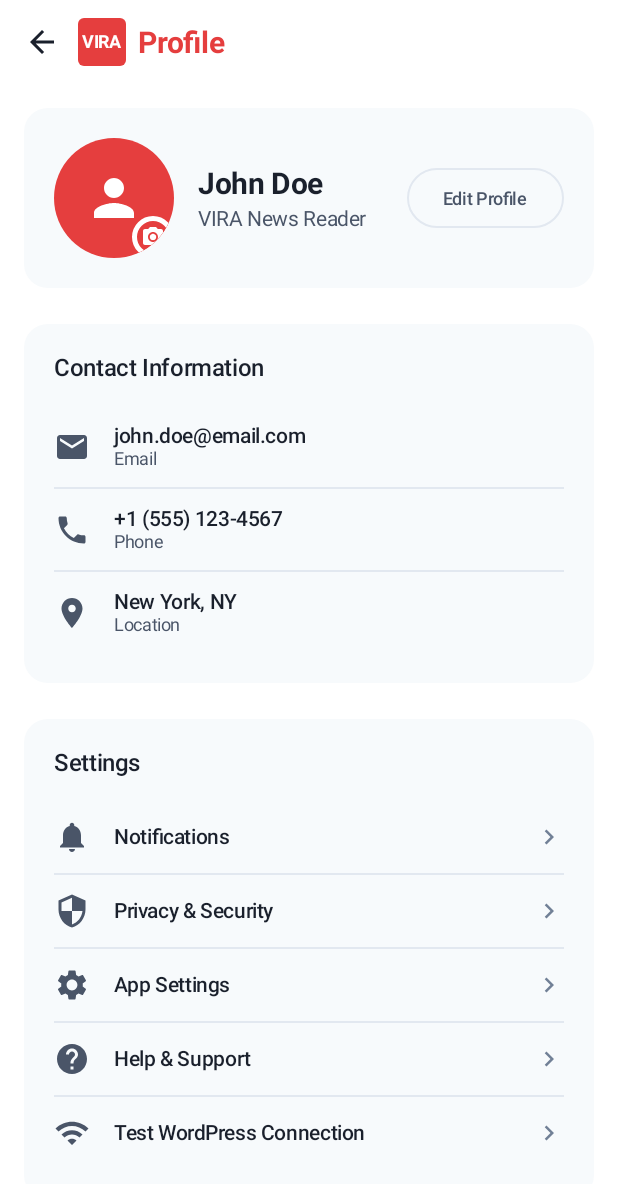
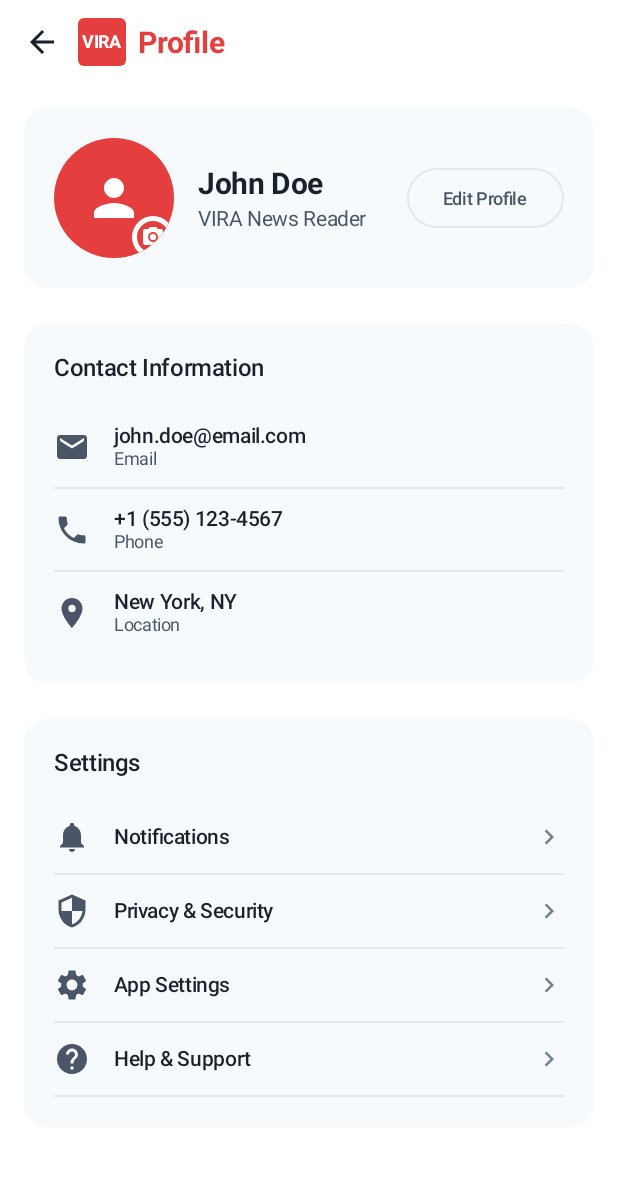
Before and after one commit to InshaadMerchant/Vira-Broadcasting-Android-App, an Android app built with Jetpack Compose: the ProfileScreen screen opened through its navigation route, on a phone screen of 412 x 824 dp. Shown: the top 1184 px of the screen. Run offline under Robolectric (Android 15) with nearby library versions, the phone set to English and light mode, and no system bars; pictures from the network do not load.

Commit message:
WordPress Test removed from Profile

```diff
--- a/app/build.gradle.kts
+++ b/app/build.gradle.kts
@@ -40,6 +40,10 @@ android {
 }
 
 dependencies {
+
+    implementation("com.squareup.retrofit2:retrofit:2.9.0")
+    implementation("com.squareup.retrofit2:converter-gson:2.9.0")
+    implementation("androidx.recyclerview:recyclerview:1.2.1")
 
     implementation(libs.androidx.core.ktx)
     implementation(libs.androidx.lifecycle.runtime.ktx)
--- /dev/null
+++ b/app/src/main/java/com/example/viraapp/ui/theme/Type.kt
@@ -0,0 +1,34 @@
+package com.example.viraapp.ui.theme
+
+import androidx.compose.material3.Typography
+import androidx.compose.ui.text.TextStyle
+import androidx.compose.ui.text.font.FontFamily
+import androidx.compose.ui.text.font.FontWeight
+import androidx.compose.ui.unit.sp
+
+// Set of Material typography styles to start with
+val Typography = Typography(
+    bodyLarge = TextStyle(
+        fontFamily = FontFamily.Default,
+        fontWeight = FontWeight.Normal,
+        fontSize = 16.sp,
+        lineHeight = 24.sp,
+        letterSpacing = 0.5.sp
+    )
+    /* Other default text styles to override
+    titleLarge = TextStyle(
+        fontFamily = FontFamily.Default,
+        fontWeight = FontWeight.Normal,
+        fontSize = 22.sp,
+        lineHeight = 28.sp,
+        letterSpacing = 0.sp
+    ),
+    labelSmall = TextStyle(
+        fontFamily = FontFamily.Default,
+        fontWeight = FontWeight.Medium,
+        fontSize = 11.sp,
+        lineHeight = 16.sp,
+        letterSpacing = 0.5.sp
+    )
+    */
+)
--- a/app/src/main/java/com/example/virabroadcasting_android/config/AppConfig.kt
+++ b/app/src/main/java/com/example/virabroadcasting_android/config/AppConfig.kt
@@ -4,7 +4,7 @@ object AppConfig {
 
     // WordPress Configuration
     // TODO: Replace with your actual WordPress site URL
-    const val WORDPRESS_BASE_URL = "staging-5601-virabroadcasting.wpcomstaging.com"
+    const val WORDPRESS_BASE_URL = "https://your-wordpress-site.com"
     const val WORDPRESS_API_BASE_URL = "$WORDPRESS_BASE_URL/wp-json/"
 
     // API Configuration
--- a/app/src/main/java/com/example/virabroadcasting_android/ui/screens/ProfileScreen.kt
+++ b/app/src/main/java/com/example/virabroadcasting_android/ui/screens/ProfileScreen.kt
@@ -244,12 +244,6 @@ fun ProfileScreen(
 
                         Divider(color = Color(0xFFE2E8F0), thickness = 1.dp)
 
-                        // Test WordPress Connection
-                        SettingsRow(
-                            icon = Icons.Default.Wifi,
-                            title = "Test WordPress Connection",
-                            onClick = { onTestConnectionClick() }
-                        )
                     }
                 }
             }
--- a/gradle/libs.versions.toml
+++ b/gradle/libs.versions.toml
@@ -1,5 +1,5 @@
 [versions]
-agp = "8.8.0"
+agp = "8.12.1"
 kotlin = "2.0.0"
 coreKtx = "1.10.1"
 junit = "4.13.2"
```
Also changed, not shown: app/src/main/java/com/example/viraapp/MainActivity.kt (added, +47 -0 lines), app/src/main/java/com/example/viraapp/ui/theme/Color.kt (added, +11 -0 lines), app/src/main/java/com/example/viraapp/ui/theme/Theme.kt (added, +58 -0 lines), gradle/wrapper/gradle-wrapper.properties, 2 other files.
